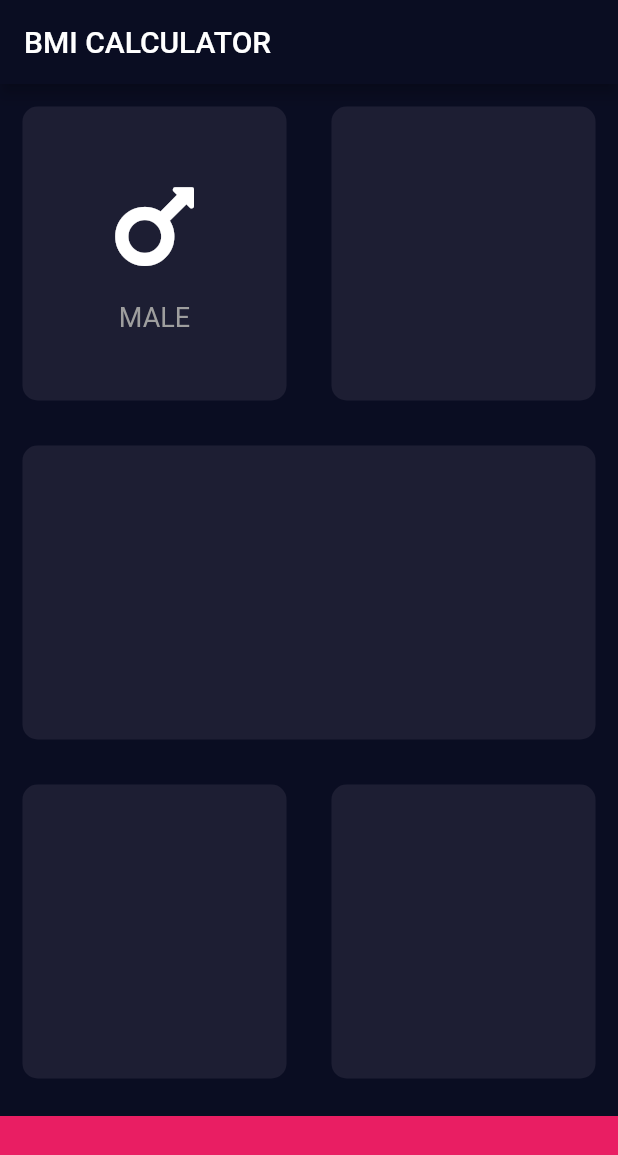
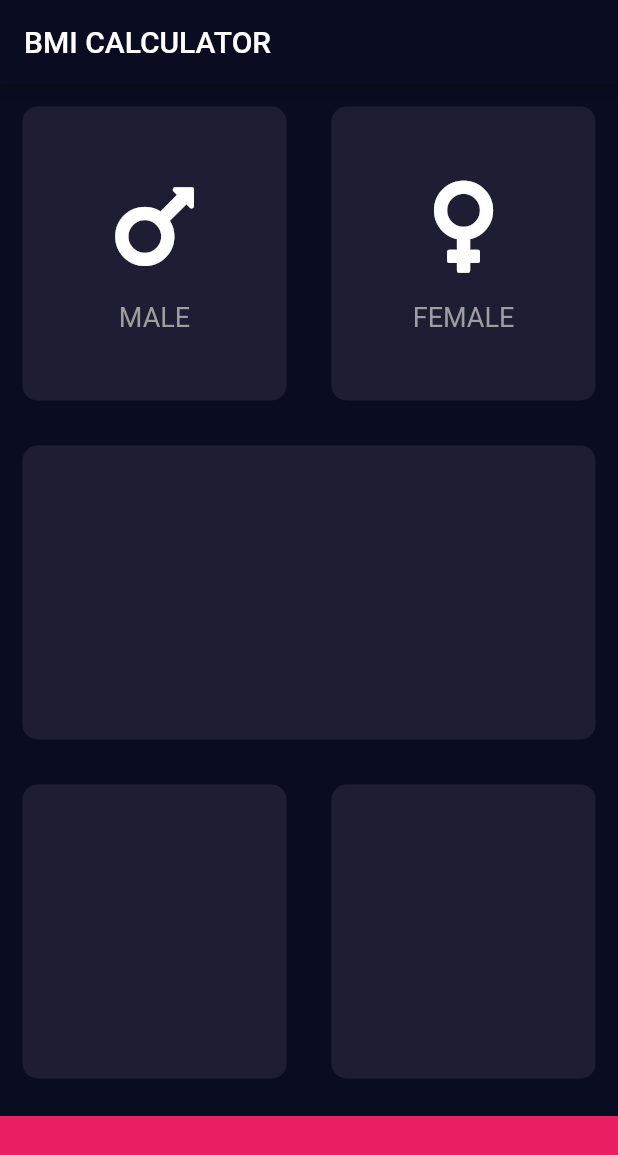
Before and after one commit to sfaxioussama1/appbmi_sfaxioussama, a Flutter app: the screen it shows after launch, on a phone screen of 412 x 824 dp. Shown: the top 1155 px of the screen. Run offline on Flutter 3.47's test engine with Material 2 defaults, Android fonts, the phone set to English and light mode, and no system bars; our stand-ins replace font_awesome_flutter.

Commit message:
icon male and female done
icon male and female done

```diff
--- a/lib/pages/home_page.dart
+++ b/lib/pages/home_page.dart
@@ -62,7 +62,27 @@ class _MyHomePageState extends State<MyHomePage> {
                   ],
                 ),
               ) ),
-              Expanded(child:Cards()),
+              Expanded(child:Cards(
+                card: Column(
+                  mainAxisAlignment: MainAxisAlignment.center,
+                  children: [
+                    Icon(
+                      FontAwesomeIcons.venus,
+                      size:70.0,
+                      color: Colors.white,
+
+                    ),
+                    SizedBox(
+                      height:15.0,
+                    ),
+                    Text('FEMALE', style: TextStyle(
+                        fontSize: 18.0,
+                        color: Colors.grey
+
+                    ))
+                  ],
+                ),
+              )),
             ],
           )),
           Expanded(child: Cards()),
@@ -90,6 +110,9 @@ class _MyHomePageState extends State<MyHomePage> {
   }
 }
 
+
+
+
 class Cards extends StatelessWidget {
   Cards({@required this.card});
     final Widget card;
```
